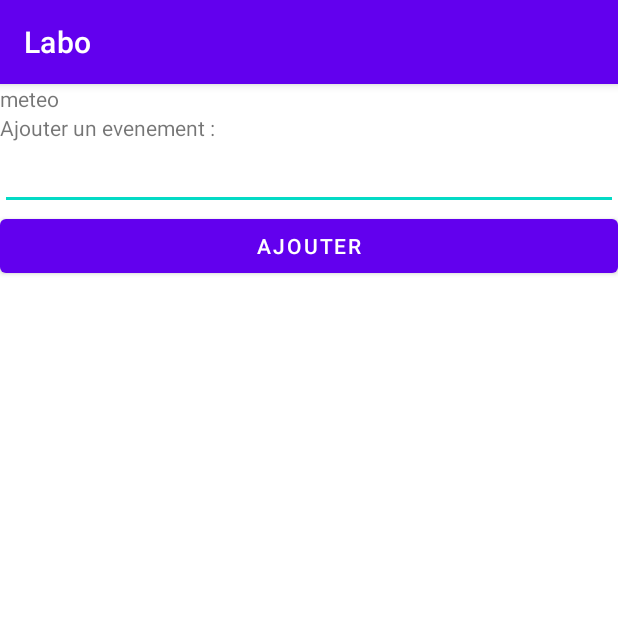
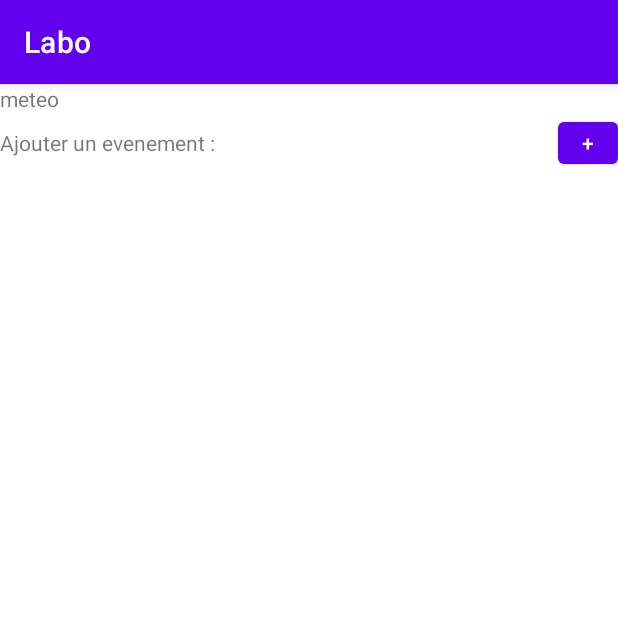
Before and after one commit to marieThielens/evenement, an Android app: the screen it shows after launch (MainActivity), on a phone screen of 412 x 824 dp, the top half of it. Run offline under Robolectric (Android 15) with nearby library versions, the phone set to English and light mode, and no system bars; 1 statement that could not run was skipped.

Commit message:
modification bouton

```diff
--- a/app/src/main/res/layout/activity_main.xml
+++ b/app/src/main/res/layout/activity_main.xml
@@ -19,22 +19,29 @@
         android:text="meteo"
         />
 
-    <TextView
-        android:layout_width="wrap_content"
-        android:layout_height="wrap_content"
-        android:text="Ajouter un evenement : "
-        />
-    <EditText
-        android:id="@+id/input_add"
+    <LinearLayout
         android:layout_width="match_parent"
         android:layout_height="wrap_content"
-        />
-    <Button
-        android:id="@+id/btn_add"
-        android:layout_width="match_parent"
-        android:layout_height="wrap_content"
-        android:text="Ajouter"
-        />
+        android:orientation="horizontal"
+        >
+        <TextView
+            android:layout_width="0dp"
+            android:layout_weight="2"
+            android:layout_height="wrap_content"
+            android:text="Ajouter un evenement : "
+
+            />
+
+        <Button
+            android:id="@+id/btn_add"
+            android:layout_width="40sp"
+            android:layout_height="40sp"
+            android:text="+"
+
+
+            />
+    </LinearLayout>
+
     <androidx.recyclerview.widget.RecyclerView
         android:id="@+id/rv_activity"
         android:layout_width="match_parent"
```
